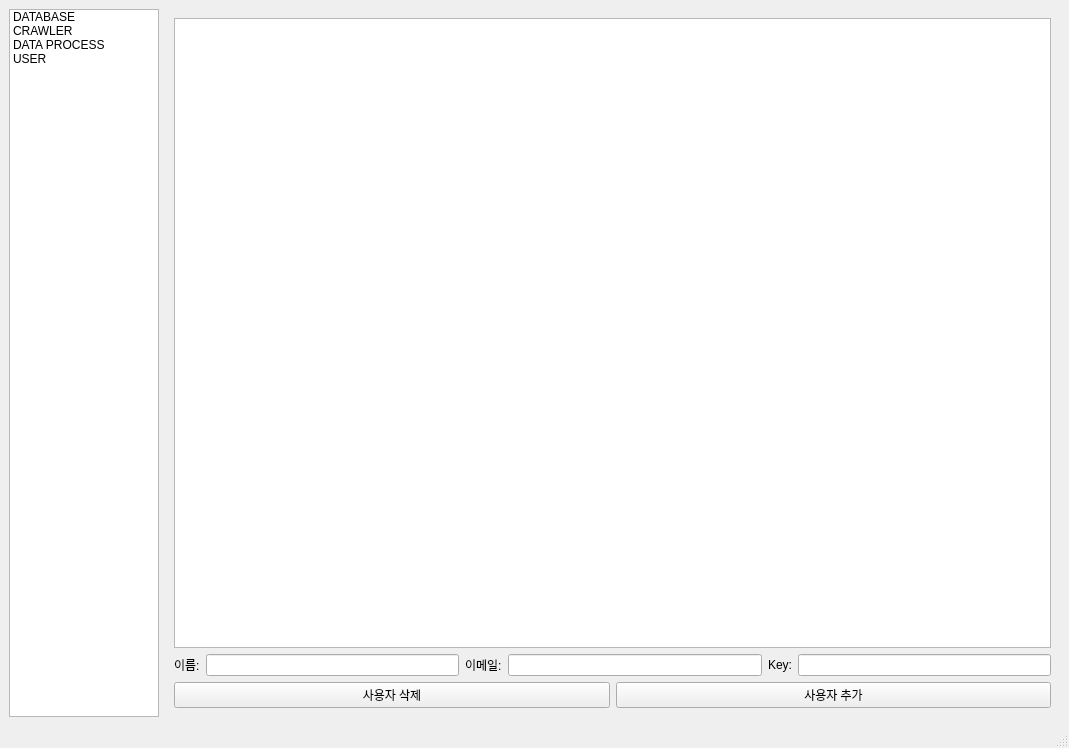
Old version of the form MANAGER/BIGMACLAB_MANAGER_GUI.ui in the repository yojun313/knpu.
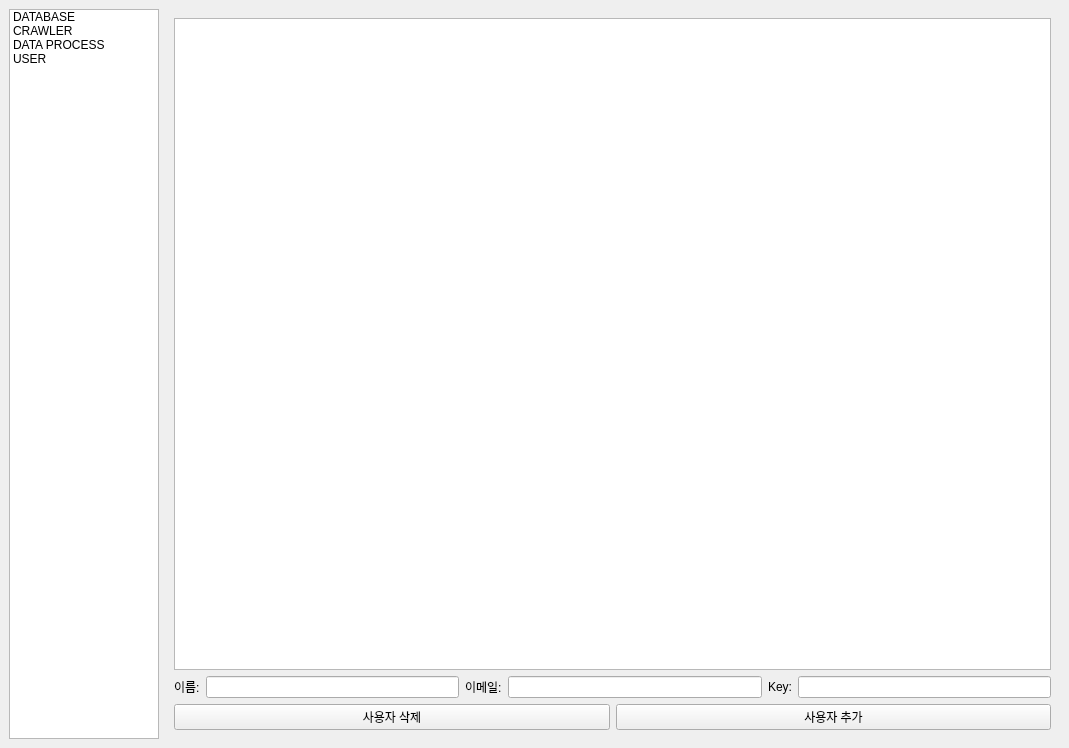
New version of the form. The open tabs and pages were chosen to show the change.

```diff
--- a/MANAGER/BIGMACLAB_MANAGER_GUI.ui
+++ b/MANAGER/BIGMACLAB_MANAGER_GUI.ui
@@ -345,7 +345,6 @@
     </rect>
    </property>
   </widget>
-  <widget class="QStatusBar" name="statusbar"/>
  </widget>
  <resources/>
  <connections/>
```
Left out of the diff: 2 changed lines with no effect on the pictures.
